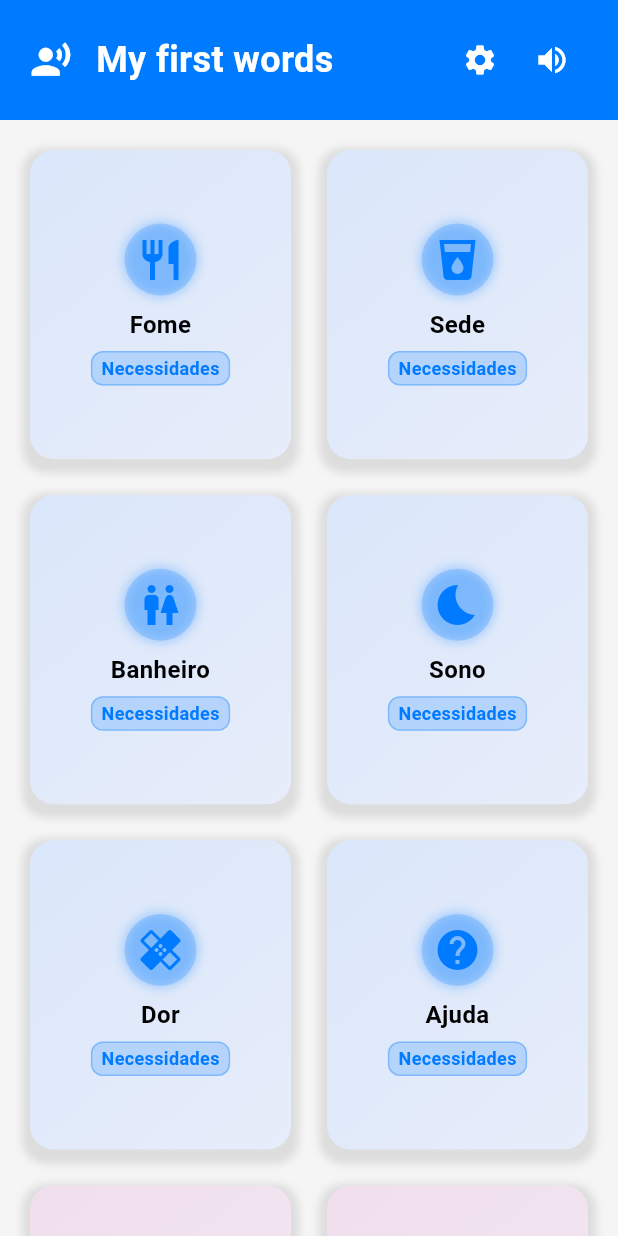
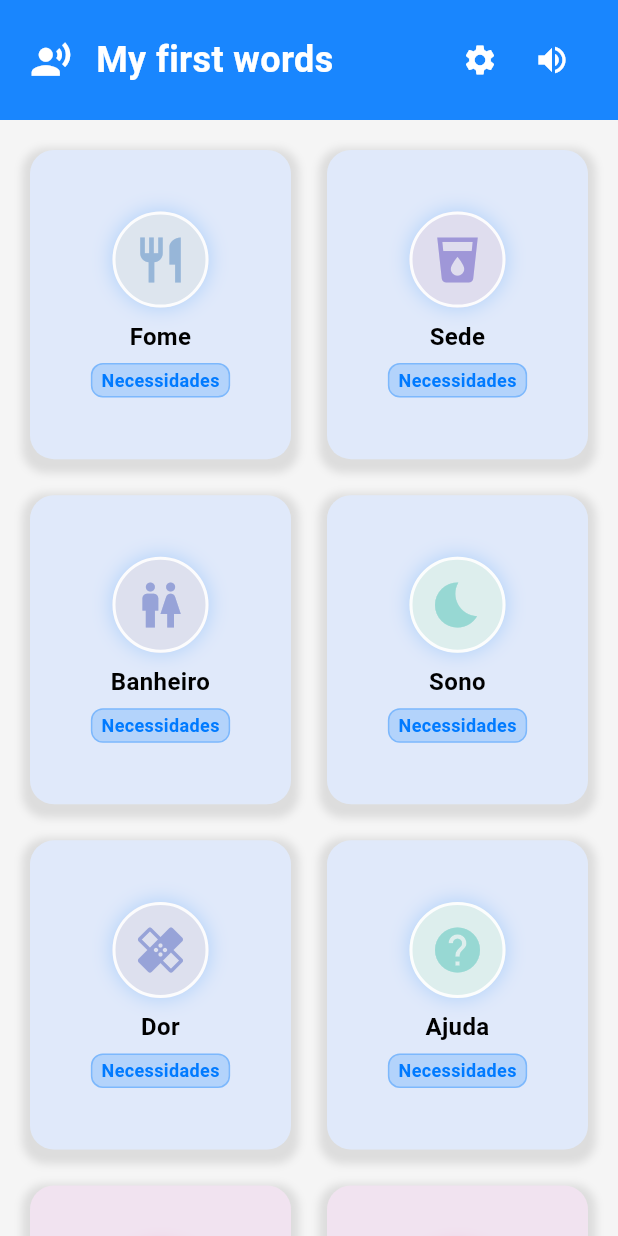
Before and after one commit to emirdeliz/my_first_words, a Flutter app: the screen it shows after launch, on a phone screen of 412 x 824 dp. Run offline on Flutter 3.47's test engine with Material 3 defaults, Android fonts, the phone set to English and light mode, and no system bars; our stand-ins replace flutter_tts, shared_preferences.

Commit message:
Update app icon and configuration; add new dependencies and improve UI elements. Includes new launcher icons, updated pubspec.lock, and enhancements to communication item cards.

```diff
--- a/lib/screens/communication_board_screen.dart
+++ b/lib/screens/communication_board_screen.dart
@@ -55,9 +55,9 @@ class _CommunicationBoardScreenState extends State<CommunicationBoardScreen> {
           body: SafeArea(
             child: Column(
               children: [
-                // Header
+                // Header com cor sólida (tons pastéis preferidos)
                 Container(
-                  color: theme.primary,
+                  color: theme.primary.withValues(alpha: 0.9),
                   child: Padding(
                     padding: const EdgeInsets.symmetric(horizontal: 20, vertical: 16),
                     child: Row(
--- a/lib/widgets/communication_item_card.dart
+++ b/lib/widgets/communication_item_card.dart
@@ -103,37 +103,41 @@ class _CommunicationItemCardState extends State<CommunicationItemCard>
                     padding: const EdgeInsets.all(12),
                     decoration: BoxDecoration(
                       borderRadius: BorderRadius.circular(16),
-                      gradient: LinearGradient(
-                        begin: Alignment.topLeft,
-                        end: Alignment.bottomRight,
-                        colors: [
-                          widget.theme.getItemColor(widget.item.type).withValues(alpha: 0.1),
-                          widget.theme.getItemColor(widget.item.type).withValues(alpha: 0.05),
-                        ],
-                      ),
+                      color: widget.theme.getItemColor(widget.item.type).withValues(alpha: 0.08),
                     ),
                     child: Column(
                       mainAxisAlignment: MainAxisAlignment.center,
                       children: [
-                        // Ícone com efeito de brilho
+                        // Ícone/Emoji grande com brilho divertido
+                        Stack(
+                          alignment: Alignment.center,
+                          children: [
                             Container(
-                          padding: const EdgeInsets.all(8),
+                              width: 64,
+                              height: 64,
                               decoration: BoxDecoration(
                                 shape: BoxShape.circle,
-                            color: widget.theme.getItemColor(widget.item.type).withValues(alpha: 0.2),
+                                color: _pastelVariant(
+                                  widget.theme.getItemColor(widget.item.type),
+                                  widget.item.icon,
+                                  saturation: 0.35,
+                                  lightness: 0.90,
+                                ),
+                                border: Border.all(
+                                  color: Colors.white.withValues(alpha: 0.9),
+                                  width: 2,
+                                ),
                                 boxShadow: [
                                   BoxShadow(
-                                color: widget.theme.getItemColor(widget.item.type).withValues(alpha: 0.3),
-                                blurRadius: 6,
+                                    color: widget.theme.getItemColor(widget.item.type).withValues(alpha: 0.20),
+                                    blurRadius: 10,
                                     spreadRadius: 1,
                                   ),
                                 ],
                               ),
-                          child: Icon(
-                            _getIconData(widget.item.icon),
-                            size: 32,
-                            color: widget.theme.getItemColor(widget.item.type),
                             ),
+                            _buildIconOrEmoji(widget.item.icon, widget.item.type, widget.theme.getItemColor(widget.item.type)),
+                          ],
                         ),
                         const SizedBox(height: 8),
                         // Texto com estilo melhorado
@@ -254,4 +258,65 @@ class _CommunicationItemCardState extends State<CommunicationItemCard>
         return Icons.help;
     }
   }
+
+  // Constrói apenas ícone Material (sem emojis). Se vier emoji, cai no ícone da categoria
+  Widget _buildIconOrEmoji(String iconName, String type, Color color) {
+    final String effectiveIcon = iconName.startsWith('emoji:') ? _defaultIconNameForType(type) : iconName;
+    return Icon(
+      _getIconData(effectiveIcon),
+      size: 36,
+      color: _pastelVariant(color, effectiveIcon, saturation: 0.45, lightness: 0.72),
+    );
   }
+
+  String _getBadgeEmoji(String type) {
+    switch (type) {
+      case 'basic':
+        return '';
+      case 'emotions':
+        return '';
+      case 'activities':
+        return '';
+      case 'social':
+        return '';
+      default:
+        return '';
+    }
+  }
+
+  String _defaultIconNameForType(String type) {
+    switch (type) {
+      case 'basic':
+        return 'restaurant';
+      case 'emotions':
+        return 'sentiment_satisfied';
+      case 'activities':
+        return 'sports_esports';
+      case 'social':
+        return 'people';
+      default:
+        return 'help';
+    }
+  }
+
+  Color _toPastel(Color base) {
+    final hsl = HSLColor.fromColor(base);
+    final hslPastel = hsl
+        .withSaturation((hsl.saturation * 0.35).clamp(0.0, 1.0))
+        .withLightness((hsl.lightness * 0.85 + 0.15).clamp(0.0, 1.0));
+    return hslPastel.toColor();
+  }
+
+  // Gera uma variação pastel determinística a partir de uma cor base e uma seed (ex.: nome do ícone)
+  Color _pastelVariant(Color base, String seed, {double saturation = 0.35, double lightness = 0.85, double hueDeltaDegrees = 18}) {
+    final hsl = HSLColor.fromColor(base);
+    final int hash = seed.codeUnits.fold(0, (acc, c) => acc + c);
+    final int deltaIndex = (hash % 5) - 2; // -2..2
+    final double newHue = (hsl.hue + deltaIndex * hueDeltaDegrees) % 360;
+    final HSLColor shifted = hsl
+        .withHue(newHue)
+        .withSaturation((hsl.saturation * saturation).clamp(0.0, 1.0))
+        .withLightness(lightness.clamp(0.0, 1.0));
+    return shifted.toColor();
+  }
+}
```
Also changed, not shown: pubspec.yaml (+13 -0 lines), assets/images/app_icon.png (added), assets/images/app_icon.svg (added), pubspec.lock, 18 other files. Lines whose indentation alone changed are shown as unchanged.
